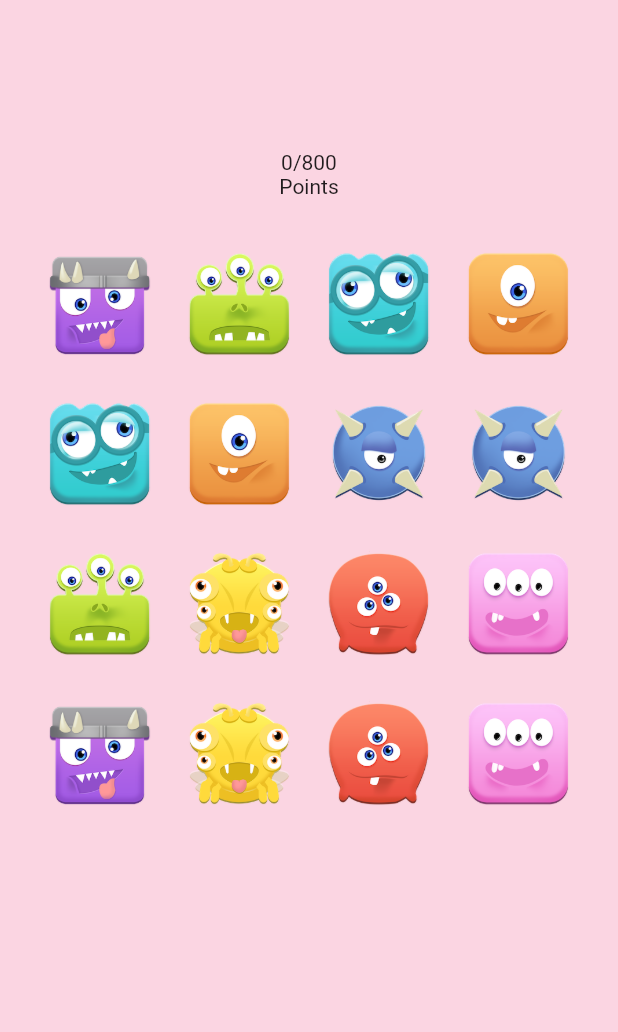
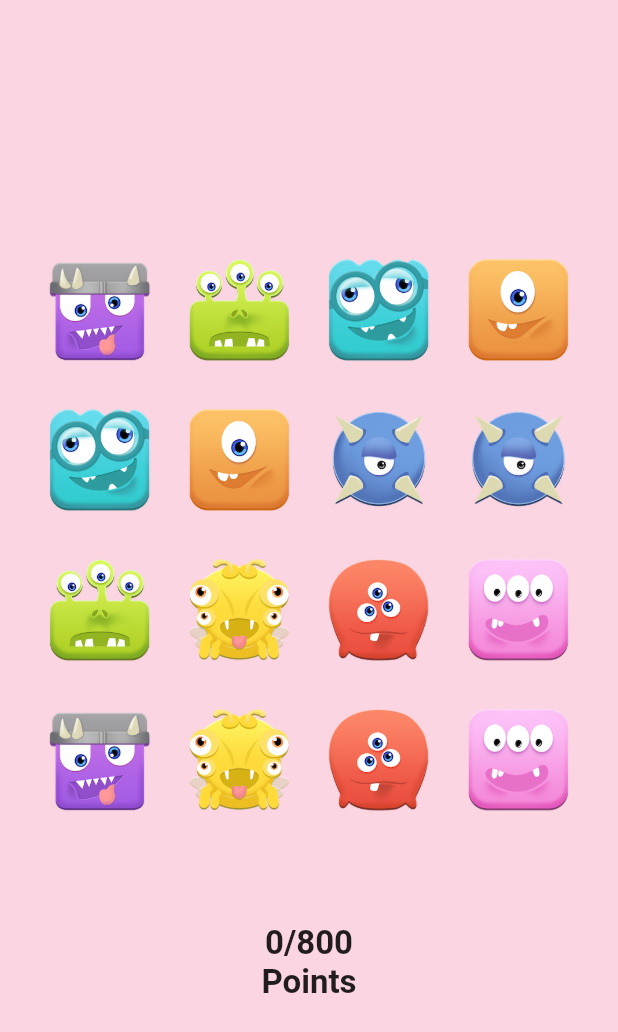
Before and after one commit to KrupaHingrajia/MemoryGame, a Flutter app: the StartGame screen opened directly, on a phone screen of 412 x 824 dp. Shown: the top 1032 px of the screen. Run offline on Flutter 3.47's test engine with Material 2 defaults, Android fonts, the phone set to English and light mode, and no system bars; drawn by our look-alikes of flip_card; our stand-ins replace audioplayers, lottie.

Commit message:
- set willpopscope. - wall dismissible. - change design. - try solve in touch tiles in one figures

```diff
--- a/lib/pages/start_game.dart
+++ b/lib/pages/start_game.dart
@@ -2,6 +2,7 @@ import 'package:audioplayers/audio_cache.dart';
 import 'package:audioplayers/audioplayers.dart';
 import 'package:flip_card/flip_card.dart';
 import 'package:flutter/material.dart';
+import 'package:flutter/widgets.dart';
 import 'package:lottie/lottie.dart';
 import 'package:memory_game/data/data.dart';
 
@@ -15,6 +16,7 @@ class StartGame extends StatefulWidget {
 class _StartGameState extends State<StartGame> with WidgetsBindingObserver {
   GlobalKey<FlipCardState> lastFlipped;
   var cardKeys = Map<int, GlobalKey<FlipCardState>>();
+  bool isSingleTouch = true;
 
   AudioPlayer audioPlayer = AudioPlayer();
   AudioPlayerState audioPlayerState = AudioPlayerState.PAUSED;
@@ -83,7 +85,9 @@ class _StartGameState extends State<StartGame> with WidgetsBindingObserver {
     if(count == 8) {
       pauseMusic();
     }
-    return Scaffold(
+    return WillPopScope(
+      onWillPop: () => Future.value(false),
+      child: Scaffold(
           body: Stack(
             children: [
               // Lottie.asset("assets/61518-confetti.json",
@@ -93,22 +97,8 @@ class _StartGameState extends State<StartGame> with WidgetsBindingObserver {
                 //color: Colors.lightBlueAccent,
                 padding: EdgeInsets.symmetric(vertical: 50, horizontal: 20),
                 child: Column(
+                  mainAxisAlignment: MainAxisAlignment.center,
                   children: [
-                  SizedBox(
-                    height: 50,
-                  ),
-                  points != 800
-                      ? Column(
-                    children: [
-                      Text("$points/800"),
-                      Text("Points"),
-                    ],
-                  )
-                      : Container(
-                  ),
-                  SizedBox(
-                    height: 20,
-                  ),
                     count != 8
                         ? GridView(
                         shrinkWrap: true,
@@ -139,28 +129,40 @@ class _StartGameState extends State<StartGame> with WidgetsBindingObserver {
                             Lottie.asset("assets/winner.json",
                               height: MediaQuery.of(context).size.height -220,
                             ),
-
                             Row(
                               mainAxisAlignment: MainAxisAlignment.center,
                               children: [
                                 Container(
                                     padding: EdgeInsets.symmetric(
-                                      vertical: 23, horizontal: 30),
+                                        vertical: 18, horizontal: 35),
                                          decoration: BoxDecoration(
-                                      color: Colors.lightBlueAccent,
-                                      borderRadius: BorderRadius.circular(2.0)),
-                                  child: Text("Replay")),
+                                        color: Colors.blueGrey,
+                                        borderRadius: BorderRadius.circular(10.0)),
+                                    child: Text("Replay",style: TextStyle(fontSize: 20),)),
                               ],
                             )
                           ],
                         ),
                       ),
+                    ),
+                    SizedBox(
+                      height: 60,
+                    ),
+                    points != 800
+                        ? Column(
+                      children: [
+                        Text("$points/800",style: TextStyle(fontSize: 22, fontWeight: FontWeight.bold),),
+                        Text("Points",style: TextStyle(fontSize: 22, fontWeight: FontWeight.bold),),
+                      ],
                     )
+                        : Container(
+                    ),
                   ],
                 ),
               )
             ],
-        ));
+          )),
+    );
   }
 }
 
@@ -214,24 +216,17 @@ class _TileState extends State<Tile> {
           onTap: () {
             playMusic();
             print(myPairs[widget.tileIndex].getImageAssetPath());
-            if(myPairs[widget.tileIndex].getImageAssetPath().isEmpty){
-              print("jmmmmmm3@@@@@@@@@@@@@@@@@@@@");
-              setState(() {
-                selected = true;
-              });
-            }
-            else{
-              setState(() {
-                selected = false;
-              });
+            if(myPairs[widget.tileIndex].getImageAssetPath().isEmpty) {
+              print("@@@@@@@@@@@********************@@@@@@@@@");
+              Dismissible(
+                onDismissed: null,
+              );
             }
             if (!selected) {
               setState(() {
                 myPairs[widget.tileIndex].setIsSelected(true);
               });
-              //widget.parent.cardKeys[widget.tileIndex].currentState.toggleCard();
               widget.parent.cardKeys[widget.tileIndex].currentState.toggleCard();
-
               if (selectedImageAssetPath != "") {
                 if (selectedImageAssetPath ==
                     myPairs[widget.tileIndex].getImageAssetPath()) {
@@ -282,7 +277,7 @@ class _TileState extends State<Tile> {
                     myPairs[widget.tileIndex].getImageAssetPath();
               }
               setState(() {
-                myPairs[widget.tileIndex].setIsSelected(true);
+                myPairs[widget.tileIndex].setIsSelected(false);
               });
               print("Click me");
             }
```
Also changed, not shown: assets/rocky.json (added, +1 -0 lines), assets/winner.json (+1 -1 lines). Lines whose indentation alone changed are shown as unchanged.
